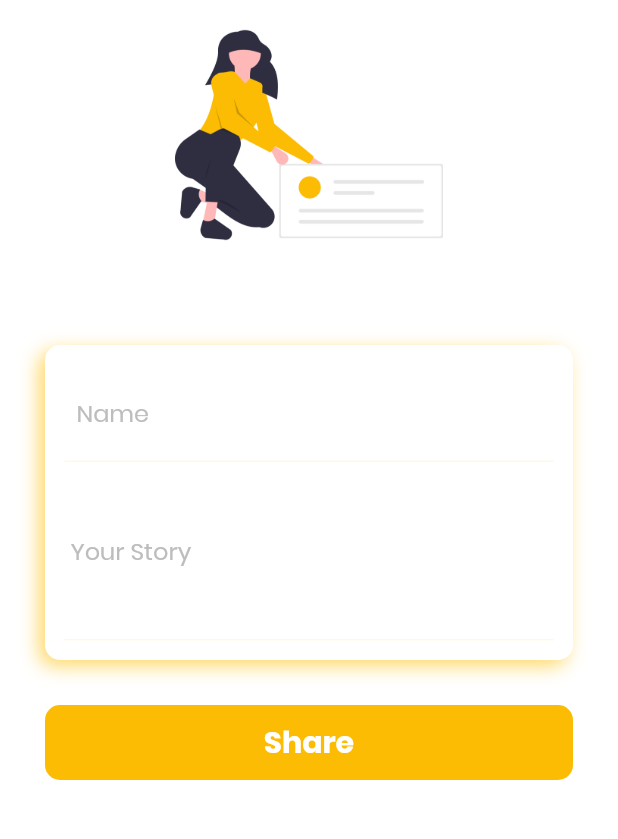
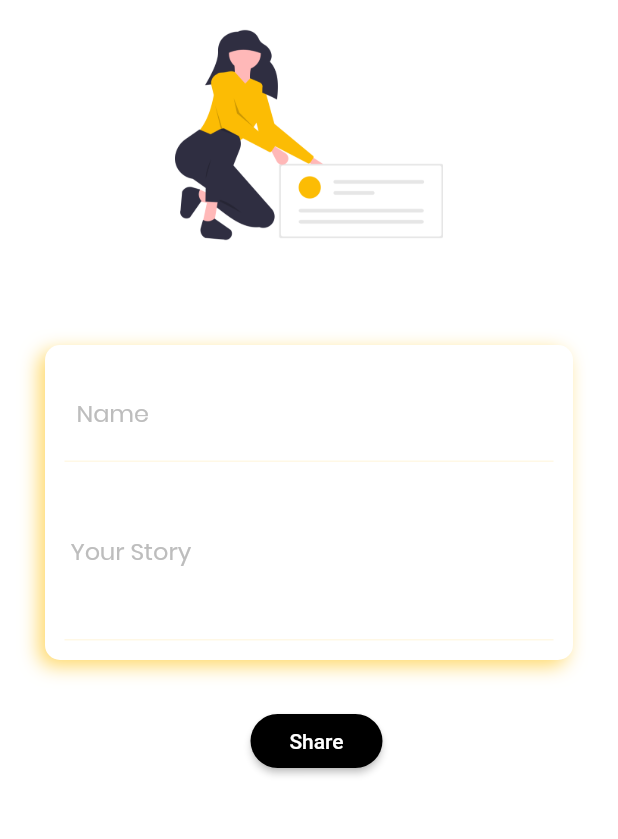
Before and after one commit to Santosh611/donateplasma, a Flutter app: the StoryScreen screen opened by its route, on a phone screen of 412 x 824 dp, the part 84-923 px from its top. Run offline on Flutter 3.47's test engine with Material 2 defaults, Android fonts, the phone set to English and light mode, and no system bars; our stand-ins replace font_awesome_flutter, simple_animations; missing offline and left inert: flutter_screen_scaler.

Commit message:
Added working buttons and Hand button work

```diff
--- a/lib/screens/HomeScreen.dart
+++ b/lib/screens/HomeScreen.dart
@@ -10,6 +10,8 @@ import 'package:flutter/cupertino.dart';
 import 'package:flutter/material.dart';
 import 'package:font_awesome_flutter/font_awesome_flutter.dart';
 import 'package:provider/provider.dart';
+
+import 'edit_profile.dart';
 
 class HomeScreen extends StatefulWidget {
   static const routeName = '/home';
@@ -51,7 +53,9 @@ class _HomeScreenState extends State<HomeScreen> {
         ),
         actions: <Widget>[
           IconButton(
-            onPressed: () {},
+            onPressed: () {
+              Navigator.of(context).pushReplacementNamed(EditProfile.routeName);
+            },
             icon: Icon(
               Icons.pan_tool,
               size: 25,
--- a/lib/screens/story_screen.dart
+++ b/lib/screens/story_screen.dart
@@ -3,6 +3,8 @@ import 'package:donateplasma/constants/color_constants.dart';
 import 'package:donateplasma/screens/edit_profile.dart';
 import 'package:donateplasma/widgets/drawerWidget.dart';
 import 'package:flutter/material.dart';
+
+import 'edit_profile.dart';
 
 class StoryScreen extends StatelessWidget {
   static const routeName = '/story';
@@ -141,28 +143,22 @@ class StoryScreen extends StatelessWidget {
                       height: 30,
                     ),
                     FadeAnimation(
-                      2,
-                      Container(
-                        height: 50,
-                        decoration: BoxDecoration(
-                          borderRadius: BorderRadius.circular(10),
-                          color: Theme.of(context).primaryColor,
-                        ),
-                        child: Center(
-                          child: Text(
-                            "Share",
-                            style: TextStyle(
-                                color: Colors.white,
-                                fontWeight: FontWeight.bold,
-                                fontFamily: 'Poppins',
-                                fontSize: 20),
+                        2,
+                        Padding(
+                          padding: EdgeInsets.only(left: 10.0, right: 0.0),
+                          child: RaisedButton(
+                            textColor: Colors.white,
+                            color: Colors.black,
+                            child: Text("Share"),
+                            onPressed: () {
+                              Navigator.of(context)
+                                  .pushReplacementNamed(EditProfile.routeName);
+                            },
+                            shape: new RoundedRectangleBorder(
+                              borderRadius: new BorderRadius.circular(30.0),
+                            ),
                           ),
-                        ),
-                      ),
-                    ),
-                    SizedBox(
-                      height: 70,
-                    ),
+                        )),
                   ],
                 ),
               )
```
Also changed, not shown: lib/screens/FAQ.dart (+6 -1 lines), lib/screens/edit_profile.dart (+9 -18 lines).
